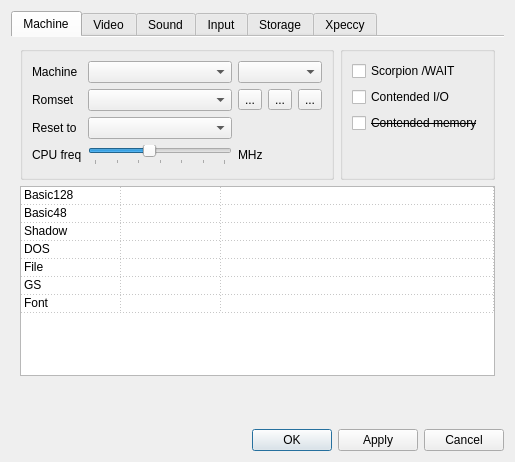
First picture: the form in ui/setupwin.ui, repository samstyle/Xpeccy, before the edit.
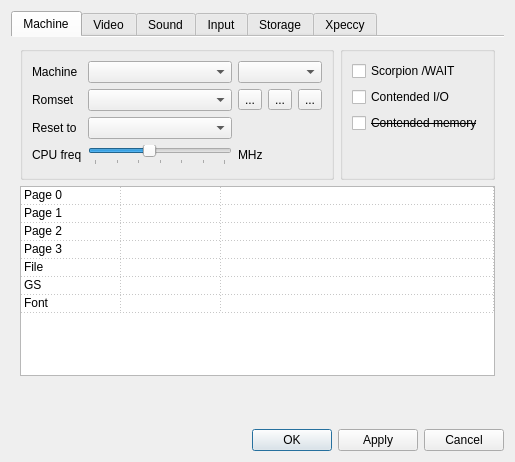
Second picture: the form after the edit. Icons and pictures are not drawn.

What changed in the file:
```diff
--- a/ui/setupwin.ui
+++ b/ui/setupwin.ui
@@ -312,22 +312,22 @@
              <column/>
              <item row="0" column="0">
               <property name="text">
-               <string>Basic128</string>
+               <string>Page 0</string>
               </property>
              </item>
              <item row="1" column="0">
               <property name="text">
-               <string>Basic48</string>
+               <string>Page 1</string>
               </property>
              </item>
              <item row="2" column="0">
               <property name="text">
-               <string>Shadow</string>
+               <string>Page 2</string>
               </property>
              </item>
              <item row="3" column="0">
               <property name="text">
-               <string>DOS</string>
+               <string>Page 3</string>
               </property>
              </item>
              <item row="4" column="0">
```
